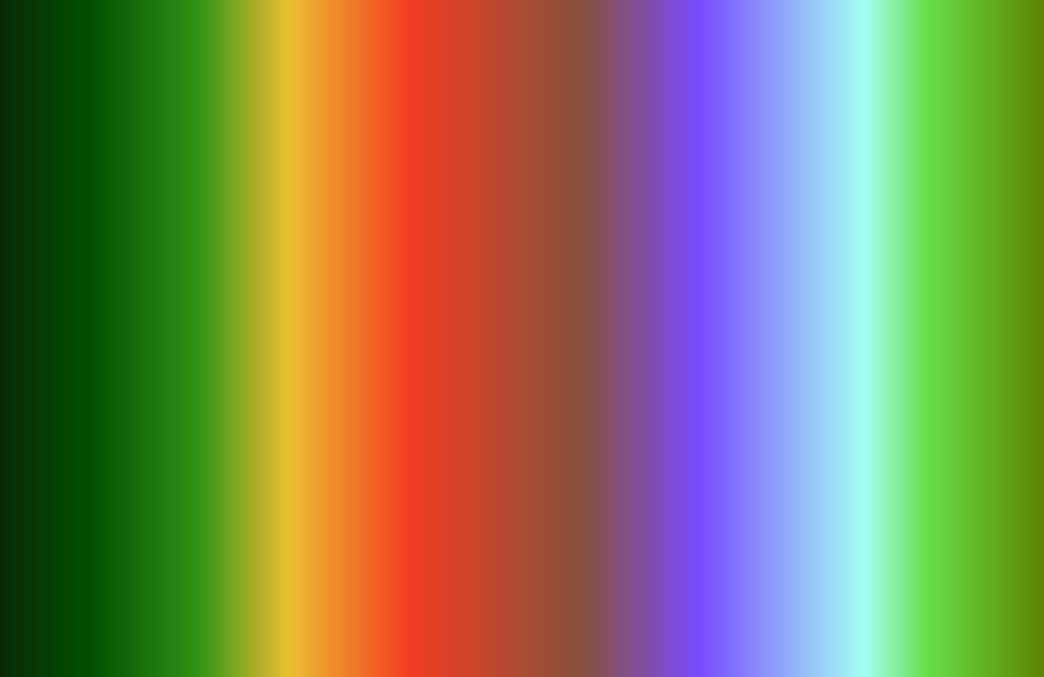
Before: the Qt Designer form code/gamewindow.ui in popInNotOut/nightmare-survival-simulator, drawn with Qt 5.
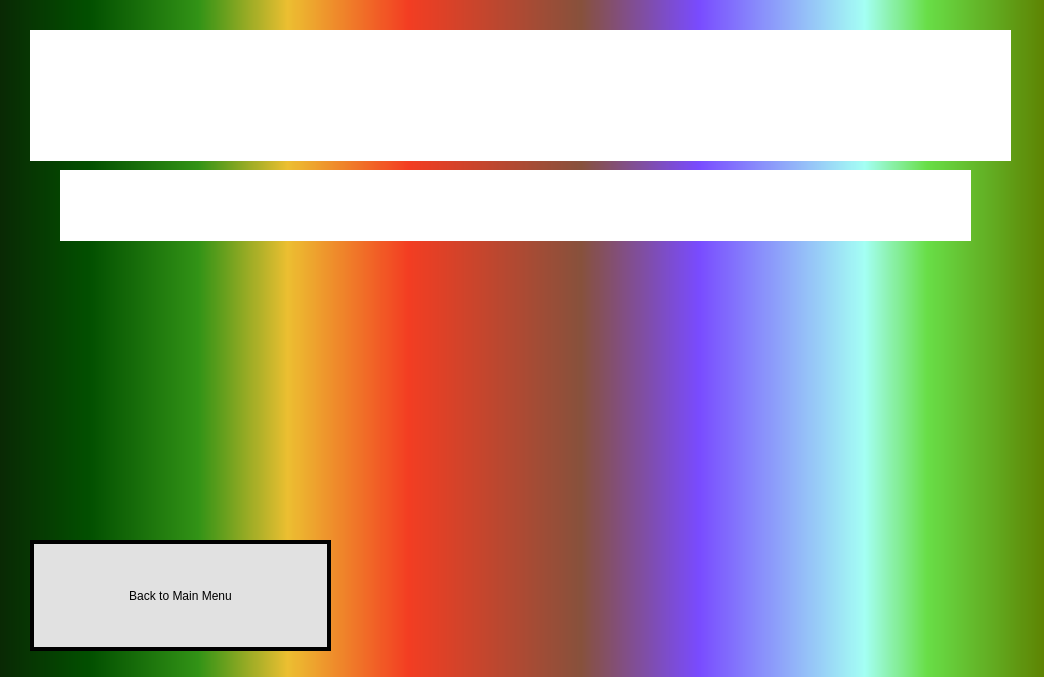
After: the same form once the commit is applied. The open tabs and pages were chosen to show the change. Icons and pictures are not drawn.

Commit message: Finished implementing building and simulation phases of the game

What changed in the file:
```diff
--- a/code/gamewindow.ui
+++ b/code/gamewindow.ui
@@ -765,6 +765,76 @@
 	background-image: url(:/img/img/gameOverPageBackground.jpg);
 }</string>
     </property>
+    <widget class="QLabel" name="causeOfDeathLabel">
+     <property name="geometry">
+      <rect>
+       <x>10</x>
+       <y>10</y>
+       <width>981</width>
+       <height>131</height>
+      </rect>
+     </property>
+     <property name="styleSheet">
+      <string notr="true">QLabel#causeOfDeathLabel{
+	background-color: white;
+	font: 600 15pt &quot;Segoe UI Semibold&quot;;
+	qproperty-alignment: AlignCenter;
+}</string>
+     </property>
+     <property name="text">
+      <string/>
+     </property>
+    </widget>
+    <widget class="QLabel" name="gameOverSurvivalTimeLabel">
+     <property name="geometry">
+      <rect>
+       <x>40</x>
+       <y>150</y>
+       <width>911</width>
+       <height>71</height>
+      </rect>
+     </property>
+     <property name="styleSheet">
+      <string notr="true">QLabel#gameOverSurvivalTimeLabel{
+	background-color: white;
+	font: 600 15pt &quot;Segoe UI Semibold&quot;;
+	qproperty-alignment: AlignCenter;
+}</string>
+     </property>
+     <property name="text">
+      <string/>
+     </property>
+    </widget>
+    <widget class="QPushButton" name="gameOverPageBackToMainMenuButton">
+     <property name="geometry">
+      <rect>
+       <x>10</x>
+       <y>520</y>
+       <width>301</width>
+       <height>111</height>
+      </rect>
+     </property>
+     <property name="styleSheet">
+      <string notr="true">QWidget#gameOverPageBackToMainMenuButton{
+	border-width: 4px;
+	border-style: solid;
+	border-color: black;
+	background-color: rgb(225, 225, 225);
+	font: 15pt &quot;Algerian&quot;;
+}
+
+QWidget#gameOverPageBackToMainMenuButton::pressed{
+	border-width: 4px;
+	border-style: solid;
+	border-color: black;
+	background-color: rgb(182, 182, 182);
+	font: 15pt &quot;Algerian&quot;;
+}</string>
+     </property>
+     <property name="text">
+      <string>Back to Main Menu</string>
+     </property>
+    </widget>
    </widget>
   </widget>
  </widget>
```
Left out of the diff: 7 changed lines with no effect on the pictures. The commit also changes 36 other files.
